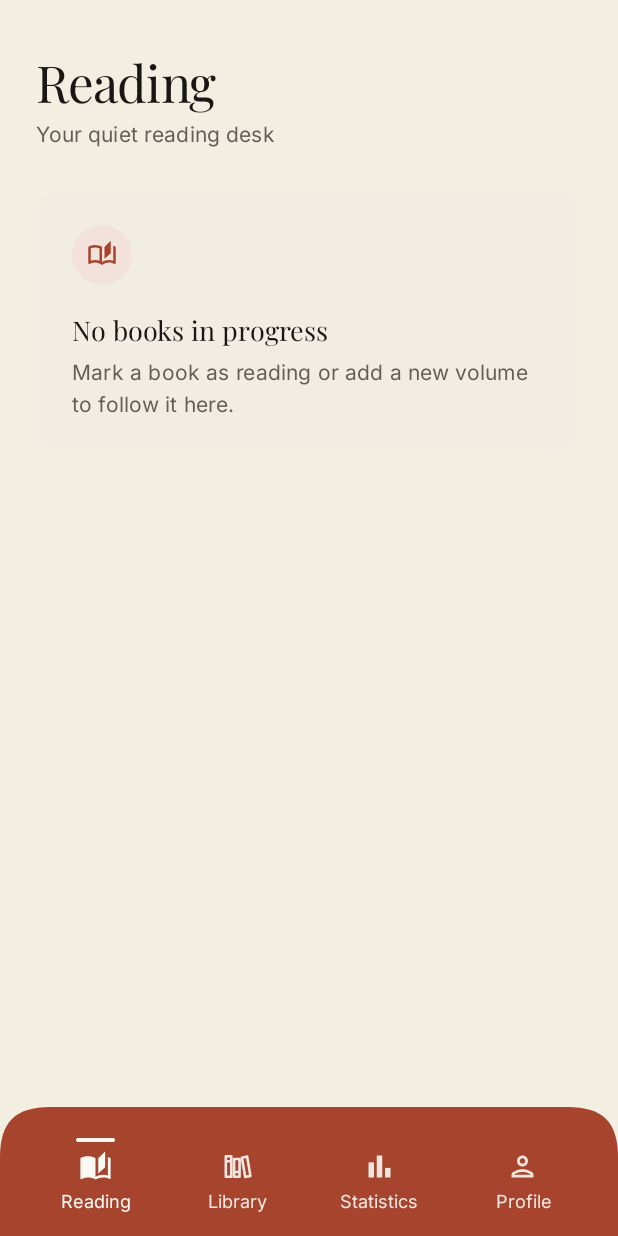
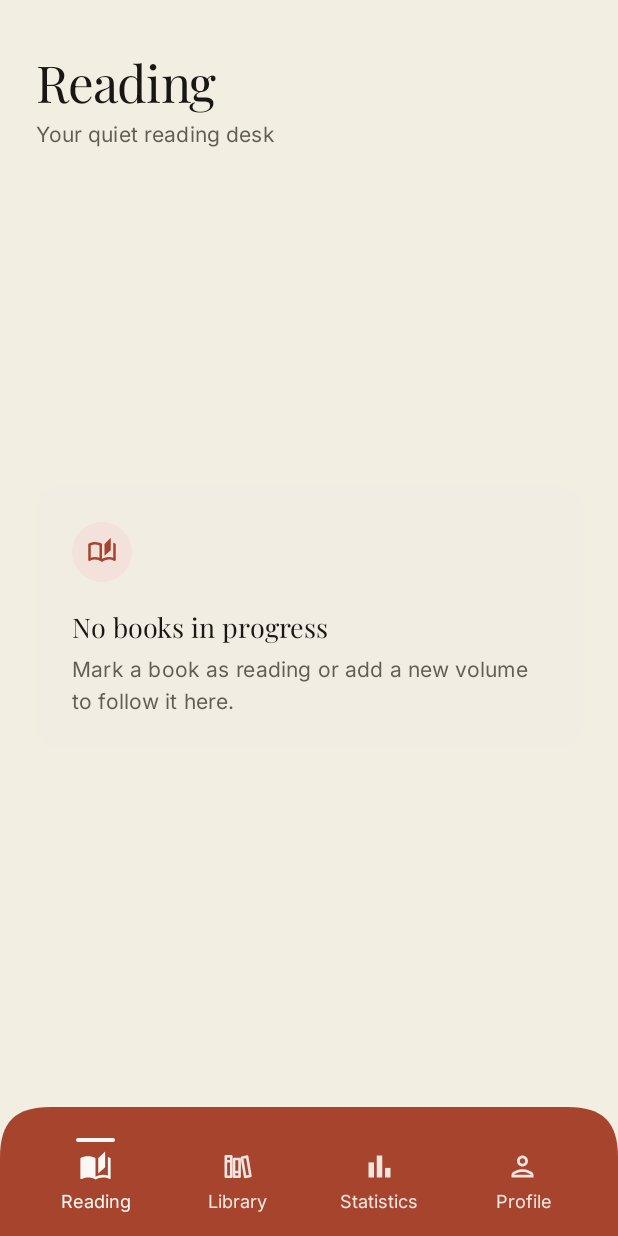
Before and after one commit to Dipeedro/Dipe-Libris, an Android app built with Jetpack Compose: the screen it shows after launch (MainActivity), on a phone screen of 412 x 824 dp. Run offline under Robolectric (Android 15) with nearby library versions, the phone set to English and light mode, and no system bars; our stand-ins replace Room's generated code.

Commit message:
feat(home): add BoxWithConstraints to HomeScreen
Update the home screen layout component to support
responsive container constraints.

```diff
--- a/app/src/main/java/com/example/feature/home/HomeScreen.kt
+++ b/app/src/main/java/com/example/feature/home/HomeScreen.kt
@@ -5,12 +5,14 @@ import androidx.compose.foundation.background
 import androidx.compose.foundation.clickable
 import androidx.compose.foundation.layout.Arrangement
 import androidx.compose.foundation.layout.Box
+import androidx.compose.foundation.layout.BoxWithConstraints
 import androidx.compose.foundation.layout.Column
 import androidx.compose.foundation.layout.ExperimentalLayoutApi
 import androidx.compose.foundation.layout.FlowRow
 import androidx.compose.foundation.layout.PaddingValues
 import androidx.compose.foundation.layout.Row
 import androidx.compose.foundation.layout.Spacer
+import androidx.compose.foundation.layout.defaultMinSize
 import androidx.compose.foundation.layout.fillMaxSize
 import androidx.compose.foundation.layout.fillMaxWidth
 import androidx.compose.foundation.layout.height
@@ -32,12 +34,16 @@ import androidx.compose.material3.OutlinedButton
 import androidx.compose.material3.Text
 import androidx.compose.runtime.Composable
 import androidx.compose.runtime.getValue
+import androidx.compose.runtime.mutableIntStateOf
 import androidx.compose.runtime.mutableStateOf
 import androidx.compose.runtime.remember
 import androidx.compose.runtime.setValue
 import androidx.compose.ui.Alignment
 import androidx.compose.ui.Modifier
 import androidx.compose.ui.draw.clip
+import androidx.compose.ui.graphics.Color
+import androidx.compose.ui.layout.onSizeChanged
+import androidx.compose.ui.platform.LocalDensity
 import androidx.compose.ui.platform.testTag
 import androidx.compose.ui.res.pluralStringResource
 import androidx.compose.ui.res.stringResource
@@ -94,10 +100,19 @@ fun HomeScreen(
       stringResource(R.string.home_masthead_empty_subtitle)
     }
 
-  Box(
+  val density = LocalDensity.current
+  var mastheadHeightPx by remember { mutableIntStateOf(0) }
+  val centerPrimaryStage = secondaryReading.isEmpty()
+
+  BoxWithConstraints(
     modifier = modifier.fillMaxSize().background(DipeTheme.colors.homeCanvas),
     contentAlignment = Alignment.TopCenter,
   ) {
+    val mastheadHeightDp = with(density) { mastheadHeightPx.toDp() }
+    val verticalPadding = DipeSpacing.md
+    val centeredStageMinHeight =
+      (maxHeight - verticalPadding - mastheadHeightDp - verticalPadding).coerceAtLeast(0.dp)
+
     LazyColumn(
       state = listState,
       modifier = Modifier.widthIn(max = 760.dp).fillMaxSize().testTag("home_lazy_column"),
@@ -105,19 +120,30 @@ fun HomeScreen(
         PaddingValues(
           start = horizontalPadding,
           end = horizontalPadding,
-          top = DipeSpacing.md,
-          bottom = DipeSpacing.xl,
+          top = verticalPadding,
+          bottom = if (centerPrimaryStage) verticalPadding else DipeSpacing.xl,
         ),
-      verticalArrangement = Arrangement.spacedBy(DipeSpacing.lg),
+      verticalArrangement =
+        if (centerPrimaryStage) Arrangement.Top else Arrangement.spacedBy(DipeSpacing.lg),
     ) {
       item(key = "home_masthead", contentType = "masthead") {
         EditorialMasthead(
           title = stringResource(R.string.home_masthead_title),
           subtitle = mastheadSubtitle,
+          modifier = Modifier.onSizeChanged { mastheadHeightPx = it.height },
         )
       }
 
       item(key = "home_currently_reading", contentType = "currently_reading") {
+        Box(
+          modifier =
+            if (centerPrimaryStage) {
+              Modifier.fillMaxWidth().defaultMinSize(minHeight = centeredStageMinHeight)
+            } else {
+              Modifier.fillMaxWidth()
+            },
+          contentAlignment = Alignment.Center,
+        ) {
           if (featuredReading == null) {
             EditorialEmptyState(
               icon = Icons.Outlined.AutoStories,
@@ -135,6 +161,7 @@ fun HomeScreen(
               onClick = onFeaturedClick,
               onUpdateProgress = { progressSheetBook = featuredReading },
             )
+          }
         }
       }
 
@@ -247,7 +274,7 @@ private fun FeaturedReadingShowcase(
         Modifier.fillMaxWidth()
           .clip(MaterialTheme.shapes.large)
           .clickable(onClick = onClick)
-          .padding(top = DipeSpacing.xs, bottom = DipeSpacing.md)
+          .padding(vertical = DipeSpacing.sm)
           .testTag("home_reading_book_${book.id}"),
       horizontalAlignment = Alignment.CenterHorizontally,
     ) {
@@ -413,8 +440,8 @@ private fun FeaturedBookDetails(
         border = BorderStroke(1.dp, MaterialTheme.colorScheme.outline),
         colors =
           ButtonDefaults.outlinedButtonColors(
-            containerColor = MaterialTheme.colorScheme.surfaceContainerLowest.copy(alpha = 0.85f),
-            contentColor = MaterialTheme.colorScheme.onSurface,
+            containerColor = Color.Transparent,
+            contentColor = MaterialTheme.colorScheme.onBackground,
           ),
         contentPadding = PaddingValues(horizontal = DipeSpacing.md, vertical = DipeSpacing.compact),
         modifier = Modifier.heightIn(min = 48.dp).testTag("home_update_progress_button"),
```
Also changed, not shown: 2 other files. Lines whose indentation alone changed are shown as unchanged.
